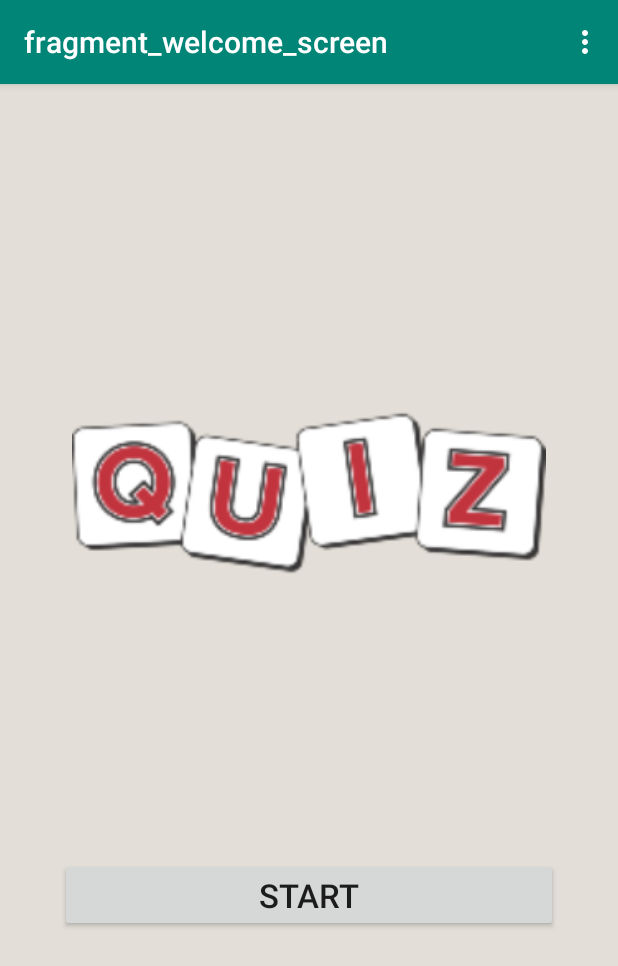
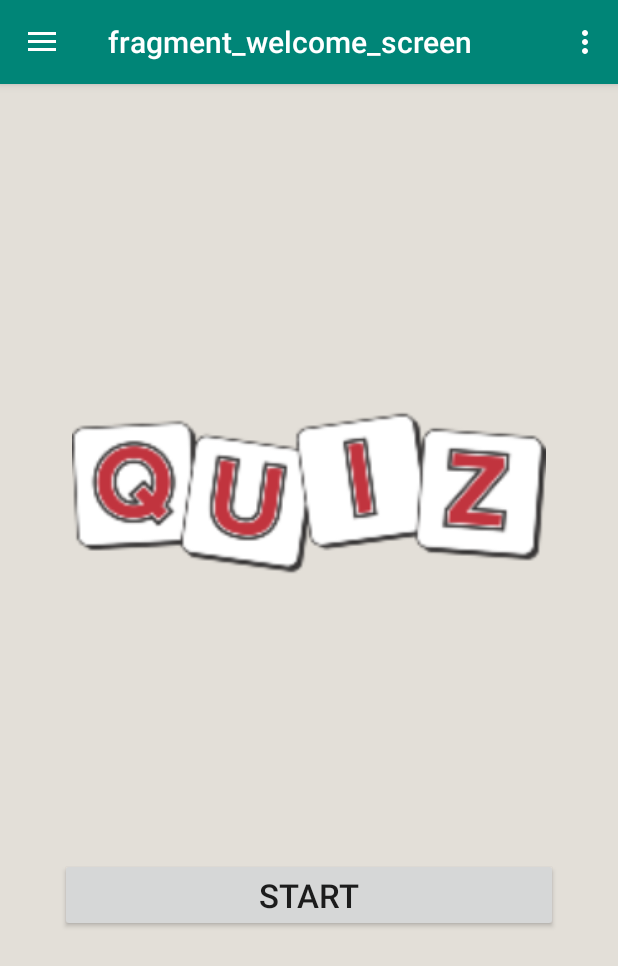
Before and after one commit to happyDevelp/myQuiz, an Android app: the screen it shows after launch (MainActivity), on a phone screen of 412 x 824 dp. Shown: the top 966 px of the screen. Run offline under Robolectric (Android 15) with nearby library versions, the phone set to English and light mode, and no system bars; our stand-ins replace navigation-ui; Roboto replaces fonts that are not available here.

Commit message:
Added a DrawerMenu

```diff
--- a/app/build.gradle.kts
+++ b/app/build.gradle.kts
@@ -51,6 +51,10 @@ dependencies {
     implementation("androidx.navigation:navigation-fragment-ktx:2.6.0")
     implementation("androidx.navigation:navigation-ui-ktx:2.6.0")
     testImplementation("junit:junit:4.13.2")
+    implementation("com.google.android.material:material:1.9.0")
+
     androidTestImplementation("androidx.test.ext:junit:1.1.5")
     androidTestImplementation("androidx.test.espresso:espresso-core:3.5.1")
+
+
 }
--- a/app/src/main/java/com/example/myquiz/MainActivity.kt
+++ b/app/src/main/java/com/example/myquiz/MainActivity.kt
@@ -3,8 +3,10 @@ package com.example.myquiz
 import androidx.appcompat.app.AppCompatActivity
 import android.os.Bundle
 import android.widget.Toolbar
+import androidx.drawerlayout.widget.DrawerLayout
 import androidx.navigation.Navigation
 import androidx.navigation.findNavController
+import androidx.navigation.ui.AppBarConfiguration
 import androidx.navigation.ui.NavigationUI
 import androidx.navigation.ui.navigateUp
 import com.example.myquiz.databinding.ActivityMainBinding
@@ -12,21 +14,27 @@ import com.example.myquiz.databinding.ActivityMainBinding
 
 class MainActivity : AppCompatActivity() {
     private lateinit var binding: ActivityMainBinding
+    private lateinit var drawerLayout: DrawerLayout
+    private lateinit var appBarConfiguration: AppBarConfiguration
     override fun onCreate(savedInstanceState: Bundle?) {
         super.onCreate(savedInstanceState)
         binding = ActivityMainBinding.inflate(layoutInflater)
         setContentView(binding.root)
+
+        drawerLayout = binding.drawerLayout
+
         supportActionBar?.title = "myQuiz"
 
         val navController = this.findNavController(R.id.myWelcomeNavHostFragment)
-        NavigationUI.setupActionBarWithNavController(this, navController)
-
+        appBarConfiguration = AppBarConfiguration(navController.graph, drawerLayout)
+        NavigationUI.setupActionBarWithNavController(this, navController, drawerLayout)
+        NavigationUI.setupWithNavController(binding.navView, navController)
 
     }
 
     override fun onSupportNavigateUp(): Boolean {
         val navController = this.findNavController(R.id.myWelcomeNavHostFragment)
-        return navController.navigateUp()
+        return NavigationUI.navigateUp(navController, drawerLayout)
     }
 
 }
--- a/app/src/main/res/layout/activity_main.xml
+++ b/app/src/main/res/layout/activity_main.xml
@@ -6,6 +6,12 @@
     android:layout_height="match_parent"
 
     >
+
+    <androidx.drawerlayout.widget.DrawerLayout
+        android:id="@+id/drawerLayout"
+        android:layout_width="match_parent"
+        android:layout_height="match_parent">
+
 
         <fragment
             android:id="@+id/myWelcomeNavHostFragment"
@@ -20,5 +26,12 @@
             app:layout_constraintTop_toTopOf="parent"
             app:navGraph="@navigation/navigation" />
 
-
+        <com.google.android.material.navigation.NavigationView
+            android:id="@+id/navView"
+            android:layout_width="wrap_content"
+            android:layout_height="match_parent"
+            android:layout_gravity="start"
+            app:menu="@menu/navdrawer_menu"
+            app:headerLayout="@layout/nav_header"/>
+    </androidx.drawerlayout.widget.DrawerLayout>
 </androidx.constraintlayout.widget.ConstraintLayout>
--- a/app/src/main/res/layout/fragment_welcome_screen.xml
+++ b/app/src/main/res/layout/fragment_welcome_screen.xml
@@ -9,8 +9,7 @@
     <androidx.constraintlayout.widget.ConstraintLayout
         android:layout_width="match_parent"
         android:layout_height="match_parent"
-        android:background="#8BD1CABE"
-        >
+        android:background="#8BD1CABE">
 
         <ImageView
             android:id="@+id/imageView"
@@ -28,13 +27,13 @@
             android:layout_width="match_parent"
             android:layout_height="wrap_content"
             android:layout_marginHorizontal="40dp"
+            android:text="@string/start"
             android:textSize="22sp"
             app:layout_constraintBottom_toBottomOf="parent"
             app:layout_constraintEnd_toEndOf="parent"
             app:layout_constraintStart_toStartOf="parent"
             app:layout_constraintTop_toBottomOf="@+id/imageView"
-            app:layout_constraintVertical_bias="0.427"
-            android:text="@string/start" />
+            app:layout_constraintVertical_bias="0.427" />
 
 
     </androidx.constraintlayout.widget.ConstraintLayout>
--- /dev/null
+++ b/app/src/main/res/menu/navdrawer_menu.xml
@@ -0,0 +1,14 @@
+<?xml version="1.0" encoding="utf-8"?>
+<menu xmlns:app="http://schemas.android.com/apk/res-auto"
+    xmlns:android="http://schemas.android.com/apk/res/android">
+
+    <item
+        android:id="@+id/rulesFragment"
+        android:icon="@drawable/rules"
+        android:title="@string/rules" />
+    <item
+        android:id="@+id/aboutFragment"
+        android:icon="@drawable/about_android_trivia"
+        android:title="@string/about"
+        />
+</menu>
--- a/app/src/main/res/navigation/navigation.xml
+++ b/app/src/main/res/navigation/navigation.xml
@@ -59,4 +59,9 @@
         android:id="@+id/aboutFragment"
         android:name="AboutFragment"
         android:label="AboutFragment" />
+    <fragment
+        android:id="@+id/rulesFragment"
+        android:name="com.example.myquiz.RulesFragment"
+        android:label="fragment_rules"
+        tools:layout="@layout/fragment_rules" />
 </navigation>
--- a/app/src/main/res/values/strings.xml
+++ b/app/src/main/res/values/strings.xml
@@ -11,7 +11,6 @@
     <string name="btn_continue">Continue</string>
     <string name="you_won">YOU WON!</string>
     <string name="try_again">Try Again</string>
-
 
 
     <string name="game_over">Game Over</string>
```
Also changed, not shown: app/src/main/java/com/example/myquiz/RulesFragment.kt (added, +23 -0 lines), app/src/main/res/drawable/trivia_rules.xml (added, +23 -0 lines), app/src/main/res/layout/fragment_quiz.xml (+2 -29 lines), app/src/main/res/layout/fragment_rules.xml (added, +41 -0 lines), app/src/main/res/layout/nav_header.xml (added, +26 -0 lines).
